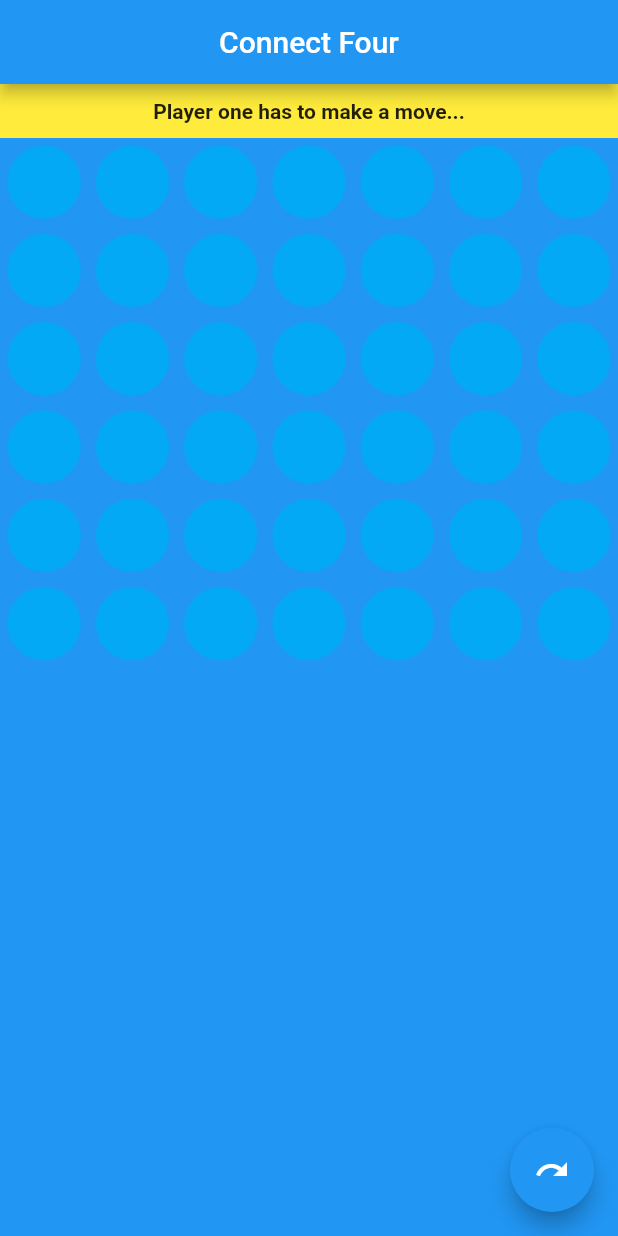
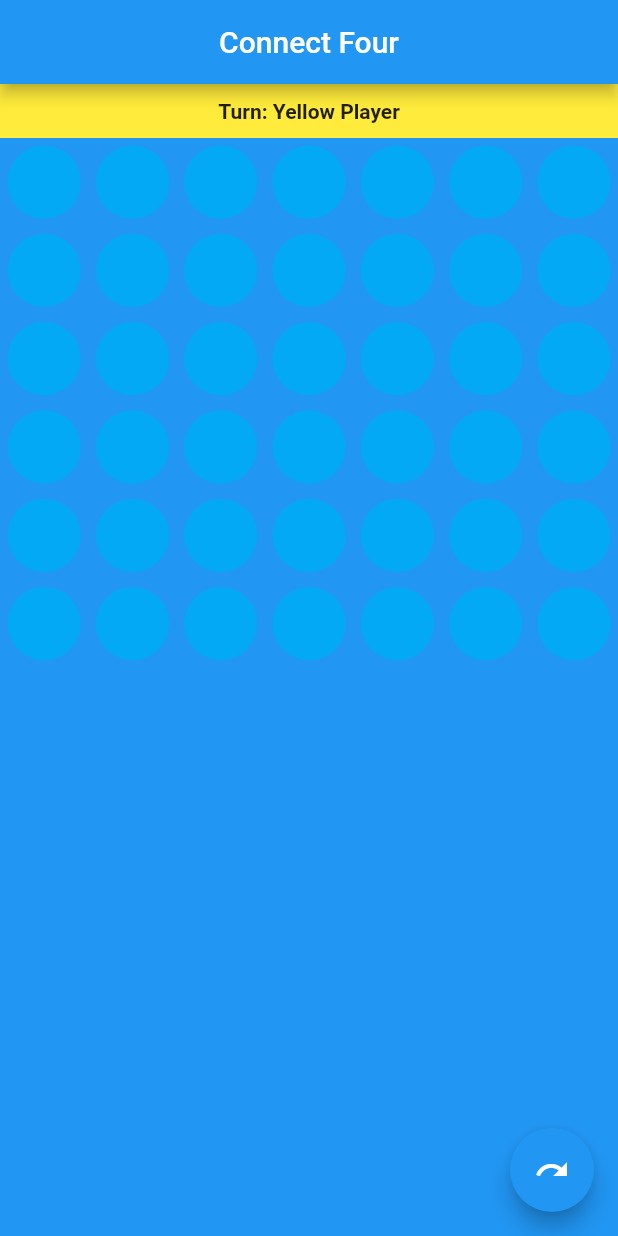
Before and after one commit to YahArt/flutter-connect-four, a Flutter app: the screen it shows after launch, on a phone screen of 412 x 824 dp. Run offline on Flutter 3.47's test engine with Material 2 defaults, Android fonts, the phone set to English and light mode, and no system bars.

Commit message:
Fixed diagonal checking and improved text messages

```diff
--- a/src/lib/main.dart
+++ b/src/lib/main.dart
@@ -51,7 +51,7 @@ class ConnectFourGameWidget extends StatefulWidget {
 class _ConnectFourGameWidgetState extends State<ConnectFourGameWidget> {
   final GameState state = GameState();
   int _currentRound = 0;
-  String _gameText = "Player one has to make a move...";
+  String _gameText = "Turn: Yellow Player";
   bool _won = false;
   Color _gameTextBackgroundColor = Colors.yellow;
 
@@ -59,7 +59,7 @@ class _ConnectFourGameWidgetState extends State<ConnectFourGameWidget> {
     setState(() {
       _won = false;
       _currentRound = 0;
-      _gameText = "Player one has to make a move...";
+      _gameText = "Turn: Yellow Player";
       _gameTextBackgroundColor = _mapStringToColor(GameState.playerOne);
       state.reset();
     });
@@ -104,7 +104,7 @@ class _ConnectFourGameWidgetState extends State<ConnectFourGameWidget> {
                       }
                       if (!state.isValidMove(boardCell.row, boardCell.col)) {
                         setState(() {
-                          _gameText = "Invalid move...";
+                          _gameText = "Error: Invalid move...";
                         });
                         return;
                       }
@@ -121,16 +121,23 @@ class _ConnectFourGameWidgetState extends State<ConnectFourGameWidget> {
                             moveResult.row, moveResult.col, content)) {
                           _won = true;
                           _gameText = content == GameState.playerOne
-                              ? "Player one has won in round $_currentRound"
-                              : "Player two has won in round $_currentRound";
+                              ? "Yellow Player has won in turn $_currentRound"
+                              : "Red Player has won in turn $_currentRound";
                         } else if (state.isDraw()) {
                           // Also consider this as "won"
                           _won = true;
                           _gameText = "This play was a draw...";
                         } else {
-                          _gameText = content == GameState.playerOne
-                              ? "Player one has made it's move"
-                              : "Player two has made it's move...";
+                          // Display text for NEXT player turn (content is the current player...)
+                          final nextPlayer = content == GameState.playerOne
+                              ? GameState.playerTwo
+                              : GameState.playerOne;
+                          _gameText = nextPlayer == GameState.playerOne
+                              ? "Turn: Yellow Player"
+                              : "Turn: Red Player";
+
+                          _gameTextBackgroundColor =
+                              _mapStringToColor(nextPlayer);
 
                           _currentRound++;
                         }
```
Also changed, not shown: src/lib/game_state.dart (+29 -7 lines).
